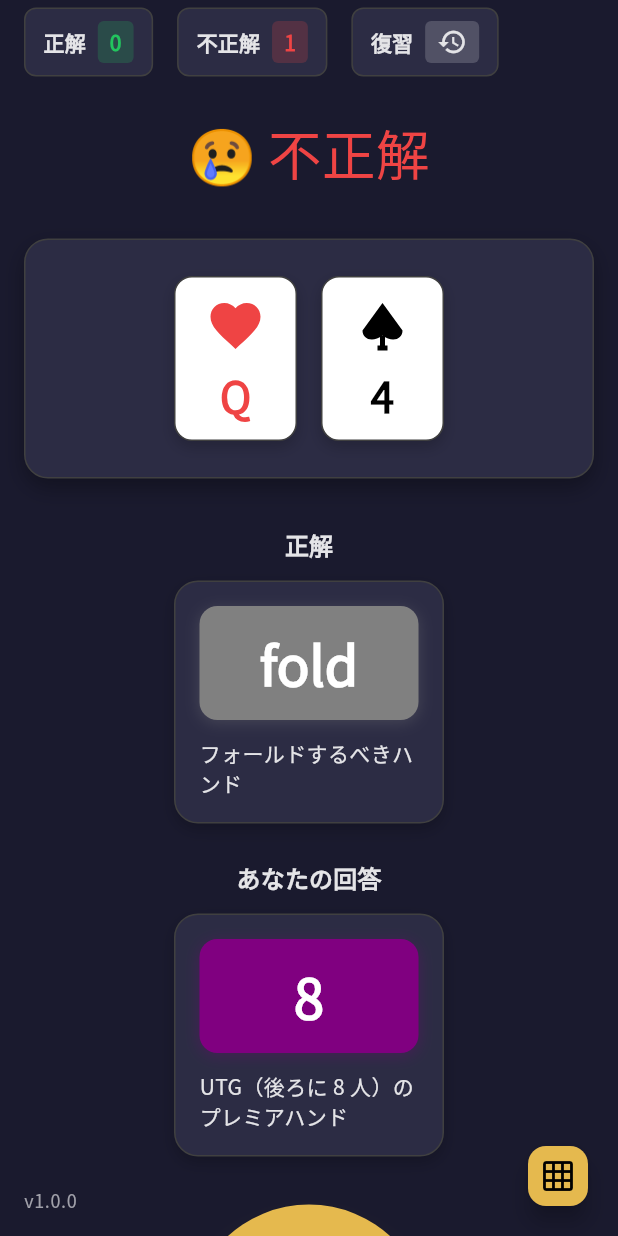
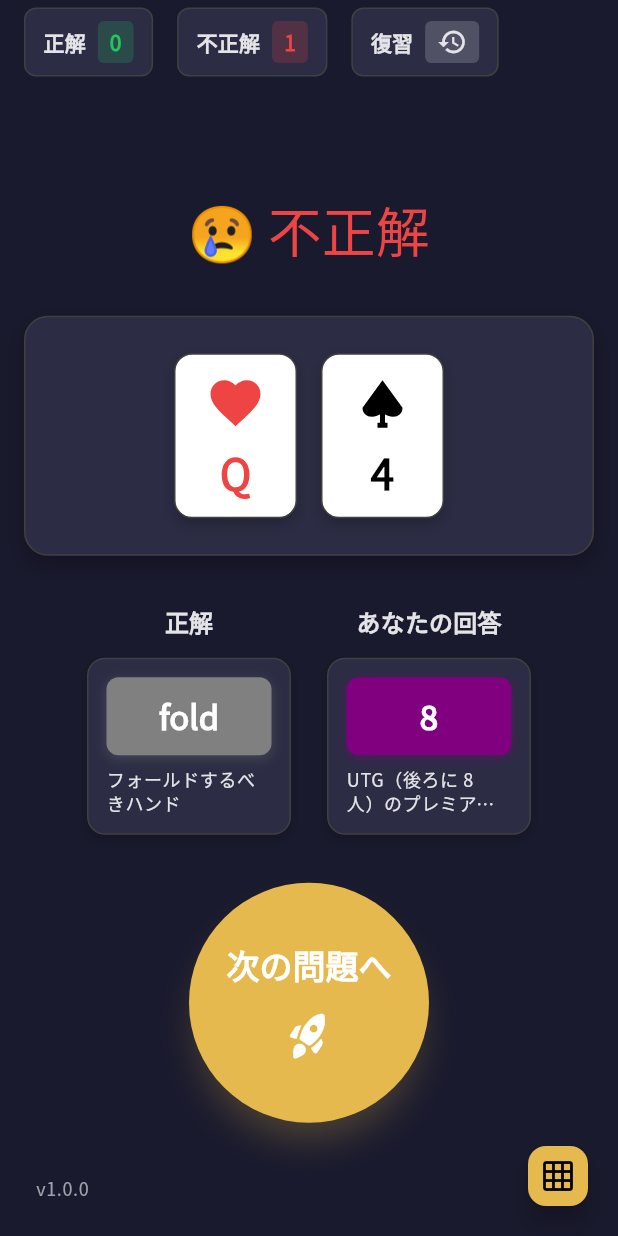
Before and after one commit to kosukesaigusa/preflop, a Flutter app: the screen it shows after launch, after a tap on an icon or button, on a phone screen of 412 x 824 dp. Run offline on Flutter 3.47's test engine with Material 3 defaults, Android fonts, the phone set to English and light mode, and no system bars; our stand-ins replace device_preview, flutter_svg, freezed_annotation, gap, hooks_riverpod, logger and 3 more; generated files the repository leaves out were written again; Roboto replaces fonts that are missing (Apple Color Emoji).

Commit message:
chore:  improve UI

```diff
--- a/lib/main.dart
+++ b/lib/main.dart
@@ -1,3 +1,4 @@
+import 'package:device_preview/device_preview.dart';
 import 'package:flutter/material.dart';
 import 'package:flutter/services.dart';
 import 'package:flutter_localizations/flutter_localizations.dart';
@@ -24,8 +25,15 @@
 
   runApp(
     ProviderScope(
+      observers: [_ProviderErrorLoggerObserver()],
       overrides: [packageInfoProvider.overrideWith((_) => packageInfo)],
-      child: MaterialApp(
+      child: DevicePreview(
+        builder:
+            (_) => MaterialApp(
+              // NOTE: Flutter SDK では deprecated になっているが、DevicePreview の
+              // 利用のために必要である。
+              // ignore: deprecated_member_use
+              useInheritedMediaQuery: true,
               title: 'Preflop Trainer',
               localizationsDelegates: const [
                 GlobalWidgetsLocalizations.delegate,
@@ -54,10 +62,31 @@
               home: const QuizPage(),
               builder: (context, child) {
                 return Center(
-            child: ConstrainedBox(constraints: const BoxConstraints(maxWidth: 480), child: child),
+                  child: ConstrainedBox(
+                    constraints: const BoxConstraints(maxWidth: 480),
+                    child: child,
+                  ),
                 );
               },
             ),
       ),
+    ),
   );
 }
+
+/// Riverpod の Provider がエラーを送出した場合にロギングするオブザーバ。
+///
+/// ルートの [ProviderScope] に指定する [ProviderObserver] を定義する。
+///
+/// 参考：https://riverpod.dev/docs/essentials/provider_observer
+class _ProviderErrorLoggerObserver extends ProviderObserver {
+  @override
+  void providerDidFail(
+    ProviderBase<Object?> provider,
+    Object error,
+    StackTrace stackTrace,
+    ProviderContainer container,
+  ) {
+    logger.e('Provider $provider threw $error at $stackTrace');
+  }
+}
--- a/lib/ui/page/quiz/quiz_page.dart
+++ b/lib/ui/page/quiz/quiz_page.dart
@@ -6,7 +6,7 @@
 import '../../../model/entity/preflop_hand_range_quiz.dart';
 import '../../../model/logic/preflop_hand_range_matrix.dart';
 import '../../../model/logic/preflop_hand_range_quiz.dart';
-import '../../review_review_page.dart';
+import '../../review_page.dart';
 import '../../style/color.dart';
 import '../../style/typography.dart';
 import '../../util/card.dart';
@@ -113,7 +113,6 @@
                         child: SingleChildScrollView(
                           scrollDirection: Axis.horizontal,
                           padding: const EdgeInsets.symmetric(horizontal: 16),
-                          child: IntrinsicHeight(
                           child: Row(
                             crossAxisAlignment: CrossAxisAlignment.start,
                             children: [
@@ -123,16 +122,12 @@
                                       .preflopRanks)
                                 Padding(
                                   padding: const EdgeInsets.only(right: 12),
-                                    child: SizedBox(
-                                      width: 180,
                                   child: RankDisplay.answerButton(
                                     rank: rank,
                                     onPressed: () => notifier.answer(rank),
                                   ),
                                 ),
-                                  ),
                             ],
-                            ),
                           ),
                         ),
                       ),
@@ -185,10 +180,7 @@
                                 spacing: 12,
                                 children: [
                                   Text('正解', style: context.titleMedium),
-                                  SizedBox(
-                                    width: 180,
-                                    child: RankDisplay.readOnly(rank: correctRank),
-                                  ),
+                                  RankDisplay.readOnly(rank: correctRank),
                                 ],
                               ),
                               if (!latestQuiz.isCorrect)
@@ -196,10 +188,7 @@
                                   spacing: 12,
                                   children: [
                                     Text('あなたの回答', style: context.titleMedium),
-                                    SizedBox(
-                                      width: 180,
-                                      child: RankDisplay.readOnly(rank: answeredRank),
-                                    ),
+                                    RankDisplay.readOnly(rank: answeredRank),
                                   ],
                                 ),
                             ],
@@ -216,7 +205,7 @@
               null => const SizedBox.shrink(),
             },
           ),
-          const Positioned(left: 16, bottom: 16, child: PackageInfoText()),
+          const Positioned(left: 24, bottom: 24, child: PackageInfoText()),
         ],
       ),
     );
--- a/lib/ui/widget/rank_display.dart
+++ b/lib/ui/widget/rank_display.dart
@@ -25,42 +25,46 @@
     switch (_onPressed) {
       case null:
         return Container(
-          padding: const EdgeInsets.all(16),
+          width: 136,
+          padding: const EdgeInsets.all(12),
           decoration: BoxDecoration(
             color: AppColor.darkBlueGrey,
-            borderRadius: BorderRadius.circular(16),
+            borderRadius: BorderRadius.circular(12),
             border: Border.all(color: AppColor.grey),
             boxShadow: [
               BoxShadow(
                 color: AppColor.black.withValues(alpha: 0.2),
-                blurRadius: 8,
-                offset: const Offset(0, 4),
+                blurRadius: 6,
+                offset: const Offset(0, 3),
               ),
             ],
           ),
           child: _child(context),
         );
       default:
-        return Material(
+        return SizedBox(
+          width: 136,
+          child: Material(
             color: AppColor.transparent,
             child: InkWell(
               onTap: _onPressed,
-            borderRadius: BorderRadius.circular(16),
+              borderRadius: BorderRadius.circular(12),
               child: Container(
-              padding: const EdgeInsets.all(16),
+                padding: const EdgeInsets.all(12),
                 decoration: BoxDecoration(
                   color: AppColor.darkBlueGrey,
-                borderRadius: BorderRadius.circular(16),
+                  borderRadius: BorderRadius.circular(12),
                   border: Border.all(color: AppColor.grey),
                   boxShadow: [
                     BoxShadow(
                       color: AppColor.black.withValues(alpha: 0.2),
-                    blurRadius: 8,
-                    offset: const Offset(0, 4),
+                      blurRadius: 6,
+                      offset: const Offset(0, 3),
                     ),
                   ],
                 ),
                 child: _child(context),
+              ),
             ),
           ),
         );
@@ -73,33 +77,33 @@
     mainAxisSize: MainAxisSize.min,
     children: [
       Container(
-        padding: const EdgeInsets.symmetric(vertical: 16),
+        padding: const EdgeInsets.symmetric(vertical: 12),
         decoration: BoxDecoration(
           color: rank.color,
-          borderRadius: BorderRadius.circular(12),
+          borderRadius: BorderRadius.circular(8),
           boxShadow: [
             BoxShadow(
               color: rank.color.withValues(alpha: 0.3),
-              blurRadius: 8,
+              blurRadius: 6,
               offset: const Offset(0, 2),
             ),
           ],
         ),
         child: Text(
           rank.displayText,
-          style: context.displaySmall.copyWith(
+          style: context.titleLarge.copyWith(
             color: rank.color.computeLuminance() > 0.5 ? AppColor.black : AppColor.white,
             fontWeight: FontWeight.bold,
           ),
           textAlign: TextAlign.center,
         ),
       ),
-      const Gap(12),
+      const Gap(8),
       SizedBox(
-        height: context.bodyMediumLineHeight * 2,
+        height: context.bodySmallLineHeight * 2,
         child: Text(
           rank.description,
-          style: context.bodyMedium.copyWith(color: AppColor.lightGrey),
+          style: context.bodySmall.copyWith(color: AppColor.lightGrey),
           maxLines: 2,
           overflow: TextOverflow.ellipsis,
         ),
--- a/pubspec.yaml
+++ b/pubspec.yaml
@@ -7,6 +7,7 @@
   sdk: ^3.7.2
 
 dependencies:
+  device_preview: ^1.2.0
   flutter:
     sdk: flutter
   flutter_hooks: ^0.21.2
```
Also changed, not shown: lib/ui/review_page.dart (renamed from lib/ui/review_review_page.dart, +19 -11 lines), pubspec.lock, 1 other file. Lines whose indentation alone changed are shown as unchanged.
